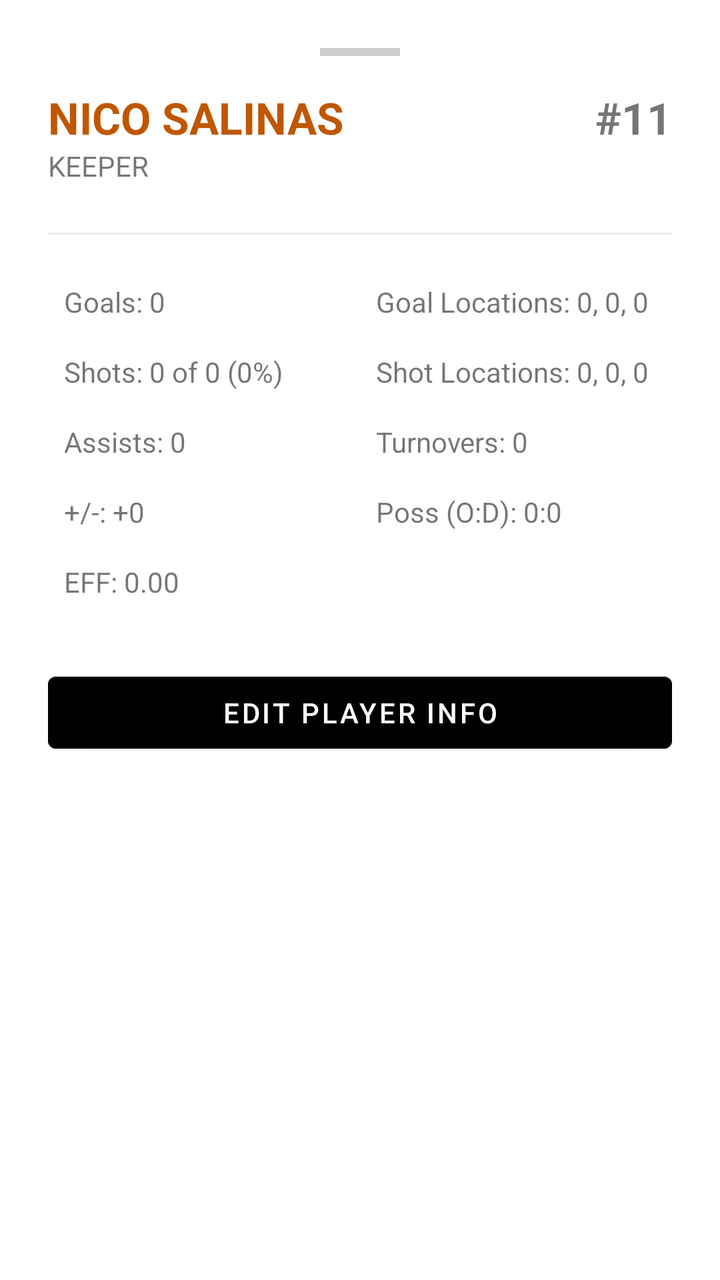
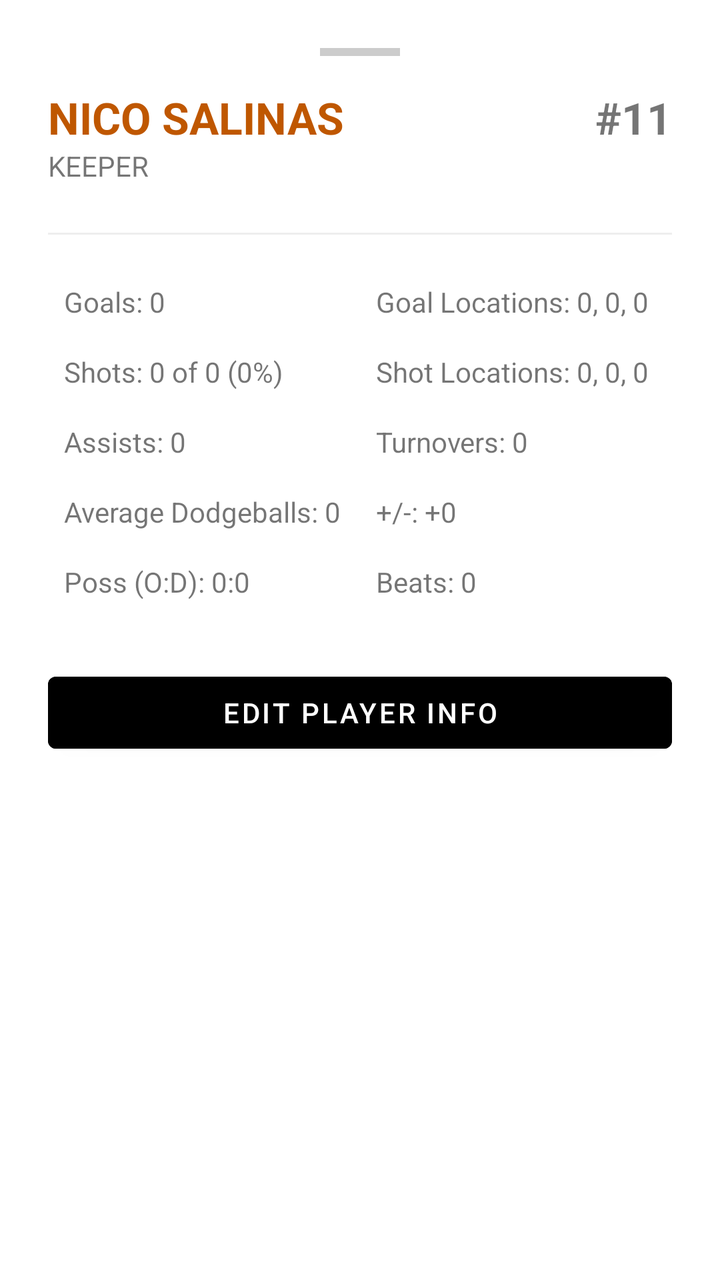

Screens rendered from an Android XML layout before and after an edit, with the pre-edit source and the edit as a unified diff.
<!-- AndroidManifest.xml: application theme Theme.QuadballSidelineManager -->
<!-- res/layout/fragment_player_details.xml -->
<?xml version="1.0" encoding="utf-8"?>
<LinearLayout xmlns:android="http://schemas.android.com/apk/res/android"
    android:layout_width="match_parent"
    android:layout_height="wrap_content"
    android:orientation="vertical"
    android:padding="24dp"
    android:background="@drawable/rounded_bottom_sheet">

    <View
        android:layout_width="40dp"
        android:layout_height="4dp"
        android:layout_gravity="center_horizontal"
        android:background="#CCCCCC"
        android:layout_marginBottom="16dp"/>

    <RelativeLayout android:layout_width="match_parent" android:layout_height="wrap_content">
        <TextView
            android:id="@+id/detailPlayerName"
            android:layout_width="wrap_content"
            android:layout_height="wrap_content"
            android:text="NICO SALINAS"
            android:textSize="22sp"
            android:textStyle="bold"
            android:textColor="#BF5700"/> <TextView
        android:id="@+id/detailPlayerNumber"
        android:layout_width="wrap_content"
        android:layout_height="wrap_content"
        android:layout_alignParentEnd="true"
        android:text="#11"
        android:textSize="22sp"
        android:textStyle="bold"/>
    </RelativeLayout>

    <TextView
        android:id="@+id/detailPlayerPosition"
        android:layout_width="wrap_content"
        android:layout_height="wrap_content"
        android:text="KEEPER"
        android:textSize="14sp"
        android:layout_marginBottom="24dp"/>

    <View android:layout_width="match_parent" android:layout_height="1dp" android:background="#EEEEEE" android:layout_marginBottom="16dp"/>

    <GridLayout
        android:layout_width="match_parent"
        android:layout_height="wrap_content"
        android:columnCount="2">

        <TextView
            android:id="@+id/statGoals"
            android:layout_width="0dp"
            android:layout_height="wrap_content"
            android:layout_columnWeight="1"
            android:text="Goals: 0"
            android:padding="8dp"/>

        <TextView
            android:id="@+id/statGoalLocations"
            android:text="Goal Locations: 0, 0, 0"
            android:layout_width="0dp"
            android:layout_height="wrap_content"
            android:layout_columnWeight="1"
            android:padding="8dp"/>

        <TextView
            android:id="@+id/statShots"
            android:text="Shots: 0 of 0 (0%)"
            android:layout_width="0dp"
            android:layout_height="wrap_content"
            android:layout_columnWeight="1"
            android:padding="8dp"/>

        <TextView
            android:id="@+id/statShotLocations"
            android:text="Shot Locations: 0, 0, 0"
            android:layout_width="0dp"
            android:layout_height="wrap_content"
            android:layout_columnWeight="1"
            android:padding="8dp"/>

        <TextView
            android:id="@+id/statAssists"
            android:text="Assists: 0"
            android:layout_width="0dp"
            android:layout_height="wrap_content"
            android:layout_columnWeight="1"
            android:padding="8dp"/>

        <TextView
            android:id="@+id/statTurnovers"
            android:text="Turnovers: 0"
            android:layout_width="0dp"
            android:layout_height="wrap_content"
            android:layout_columnWeight="1"
            android:padding="8dp"/>

        <TextView
            android:id="@+id/statPlusMinus"
            android:text="+/-: +0"
            android:layout_width="0dp"
            android:layout_height="wrap_content"
            android:layout_columnWeight="1"
            android:padding="8dp"/>

        <TextView
            android:id="@+id/statPossessions"
            android:text="Poss (O:D): 0:0"
            android:layout_width="0dp"
            android:layout_height="wrap_content"
            android:layout_columnWeight="1"
            android:padding="8dp"/>

        <TextView
            android:id="@+id/statEfficiency"
            android:text="EFF: 0.00"
            android:layout_width="0dp"
            android:layout_height="wrap_content"
            android:layout_columnWeight="1"
            android:padding="8dp"/>
    </GridLayout>

    <Button
        android:id="@+id/btnEditPlayer"
        android:layout_width="match_parent"
        android:layout_height="wrap_content"
        android:layout_marginTop="24dp"
        android:text="Edit Player Info"
        android:backgroundTint="@color/black"/>

</LinearLayout>
<!-- resources referenced by this layout -->
<resources>
  <color name="black">#FF000000</color>
  <!-- drawable rounded_bottom_sheet (drawable) -->
  <?xml version="1.0" encoding="utf-8"?>
  <shape xmlns:android="http://schemas.android.com/apk/res/android"
      android:shape="rectangle">
      <solid android:color="@android:color/white" />
  
      <corners
          android:topLeftRadius="24dp"
          android:topRightRadius="24dp"
          android:bottomLeftRadius="0dp"
          android:bottomRightRadius="0dp" />
  </shape>
  <style name="Theme.QuadballSidelineManager" parent="Theme.MaterialComponents.DayNight.NoActionBar">
      </style>
</resources>

<!-- the commit's change to res/layout/fragment_player_details.xml (unified diff, before → after) -->
@@ -95,6 +95,14 @@
             android:padding="8dp"/>
 
         <TextView
+            android:id="@+id/statDodgeballs"
+            android:text="Average Dodgeballs: 0"
+            android:layout_width="0dp"
+            android:layout_height="wrap_content"
+            android:layout_columnWeight="1"
+            android:padding="8dp"/>
+
+        <TextView
             android:id="@+id/statPlusMinus"
             android:text="+/-: +0"
             android:layout_width="0dp"
@@ -111,8 +119,8 @@
             android:padding="8dp"/>
 
         <TextView
-            android:id="@+id/statEfficiency"
-            android:text="EFF: 0.00"
+            android:id="@+id/beats"
+            android:text="Beats: 0"
             android:layout_width="0dp"
             android:layout_height="wrap_content"
             android:layout_columnWeight="1"
